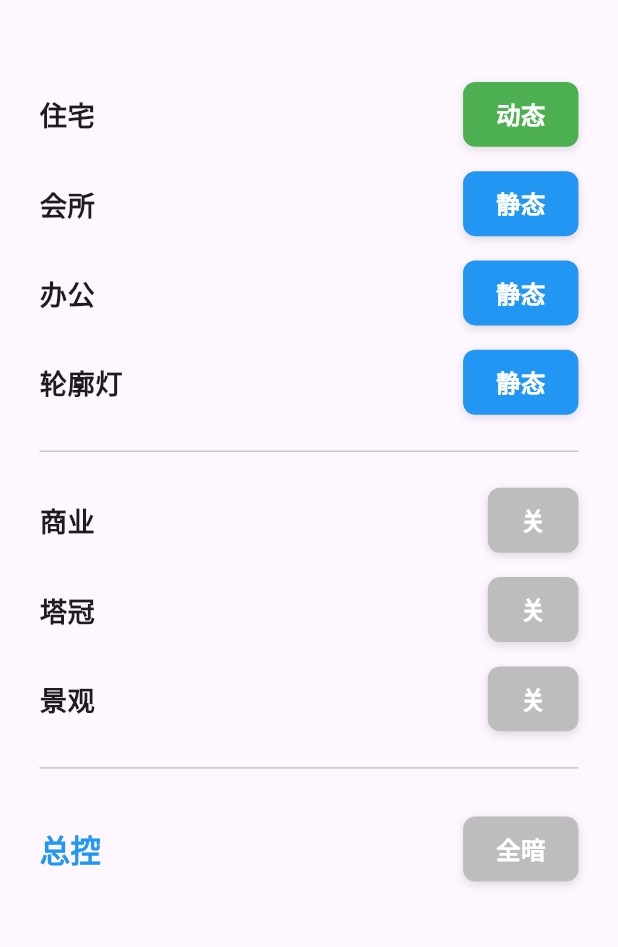
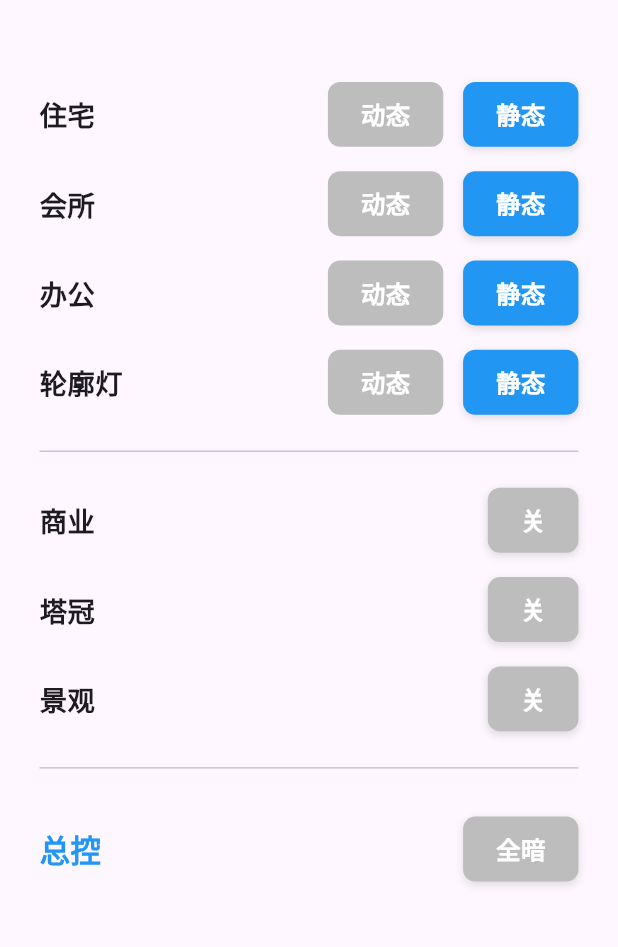
Before and after one commit to c3812600/Models_liupei, a Flutter app: the screen it shows after launch, after a tap on "静态", on a phone screen of 412 x 824 dp, the part 63-1010 px from its top. Run offline on Flutter 3.47's test engine with Material 3 defaults, Android fonts, the phone set to English and light mode, and no system bars; our stand-ins replace flutter_screenutil.

Commit message:
Split single switch to double buttons (dynamic/static) for top 4 modules

```diff
--- a/sand_table_control/lib/providers/sand_table_provider.dart
+++ b/sand_table_control/lib/providers/sand_table_provider.dart
@@ -50,6 +50,20 @@ class SandTableProvider extends ChangeNotifier {
     notifyListeners();
   }
 
+  /// 直接设置按钮具体状态 (用于双按钮分离: 动态=true, 静态=false)
+  void setSwitchState(String key, bool isOn) {
+    if (!switches.containsKey(key)) return;
+
+    isTurnedOff[key] = false;
+    switches[key] = isOn;
+
+    final commandKey = '${key}_${isOn ? 'on' : 'off'}';
+    _tcpService.sendHexCommand(commandKey);
+
+    _checkAllOnState();
+    notifyListeners();
+  }
+
   /// 切换总控（全亮/全暗）
   void toggleMainControl() {
     isAllOn = !isAllOn;
--- a/sand_table_control/lib/ui/home_page.dart
+++ b/sand_table_control/lib/ui/home_page.dart
@@ -29,10 +29,10 @@ class HomePage extends StatelessWidget {
               Expanded(
                 child: ListView(
                   children: [
-                    _buildSingleControlRow(context, '住宅', 'residential', textOn: '动态', textOff: '静态', colorOn: Colors.green, colorOff: Colors.blue),
-                    _buildSingleControlRow(context, '会所', 'clubhouse', textOn: '动态', textOff: '静态', colorOn: Colors.green, colorOff: Colors.blue),
-                    _buildSingleControlRow(context, '办公', 'office', textOn: '动态', textOff: '静态', colorOn: Colors.green, colorOff: Colors.blue),
-                    _buildSingleControlRow(context, '轮廓灯', 'outline_light', textOn: '动态', textOff: '静态', colorOn: Colors.green, colorOff: Colors.blue),
+                    _buildDoubleControlRow(context, '住宅', 'residential'),
+                    _buildDoubleControlRow(context, '会所', 'clubhouse'),
+                    _buildDoubleControlRow(context, '办公', 'office'),
+                    _buildDoubleControlRow(context, '轮廓灯', 'outline_light'),
 
                     Divider(height: 32.h),
 
@@ -92,6 +92,48 @@ class HomePage extends StatelessWidget {
           },
         );
       },
+    );
+  }
+
+  /// 构建双按钮控制行（动态/静态分离）
+  Widget _buildDoubleControlRow(BuildContext context, String title, String key) {
+    return Padding(
+      padding: EdgeInsets.symmetric(vertical: 8.h),
+      child: Row(
+        mainAxisAlignment: MainAxisAlignment.spaceBetween,
+        children: [
+          Text(title, style: TextStyle(fontSize: 18.sp, fontWeight: FontWeight.bold)),
+          Consumer<SandTableProvider>(
+            builder: (context, provider, child) {
+              final value = provider.switches[key] ?? false;
+              final isTurnedOff = provider.isTurnedOff[key] ?? false;
+
+              // 动态：当 value 为 true 且没有被全暗锁定时激活
+              final isDynamicActive = !isTurnedOff && value == true;
+              // 静态：当 value 为 false 且没有被全暗锁定时激活
+              final isStaticActive = !isTurnedOff && value == false;
+
+              return Row(
+                children: [
+                  _StateButton(
+                    label: '动态',
+                    isActive: isDynamicActive,
+                    activeColor: Colors.green,
+                    onTap: () => provider.setSwitchState(key, true),
+                  ),
+                  SizedBox(width: 12.w),
+                  _StateButton(
+                    label: '静态',
+                    isActive: isStaticActive,
+                    activeColor: Colors.blue,
+                    onTap: () => provider.setSwitchState(key, false),
+                  ),
+                ],
+              );
+            },
+          ),
+        ],
+      ),
     );
   }
 
@@ -218,3 +260,53 @@ class _CustomSwitch extends StatelessWidget {
     );
   }
 }
+
+/// 简单的状态按钮，用于双按钮并排的情况
+class _StateButton extends StatelessWidget {
+  final String label;
+  final bool isActive;
+  final Color activeColor;
+  final VoidCallback onTap;
+
+  const _StateButton({
+    Key? key,
+    required this.label,
+    required this.isActive,
+    required this.activeColor,
+    required this.onTap,
+  }) : super(key: key);
+
+  @override
+  Widget build(BuildContext context) {
+    final bgColor = isActive ? activeColor : const Color(0xFFBDBDBD);
+
+    return GestureDetector(
+      onTap: onTap,
+      child: AnimatedContainer(
+        duration: const Duration(milliseconds: 200),
+        padding: EdgeInsets.symmetric(horizontal: 20.w, vertical: 10.h),
+        decoration: BoxDecoration(
+          color: bgColor,
+          borderRadius: BorderRadius.circular(8.r),
+          boxShadow: isActive
+              ? [
+                  BoxShadow(
+                    color: Colors.black12,
+                    offset: const Offset(0, 2),
+                    blurRadius: 4,
+                  )
+                ]
+              : [],
+        ),
+        child: Text(
+          label,
+          style: TextStyle(
+            color: Colors.white,
+            fontSize: 16.sp,
+            fontWeight: FontWeight.bold,
+          ),
+        ),
+      ),
+    );
+  }
+}
```
